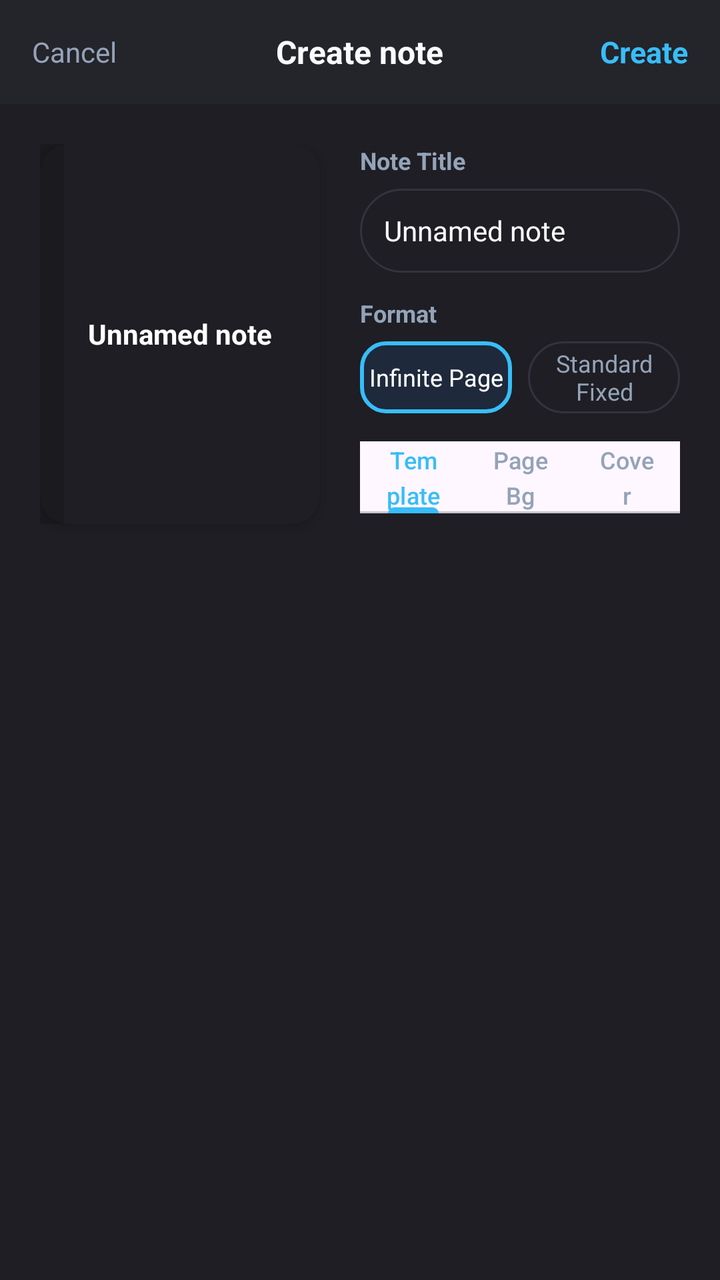
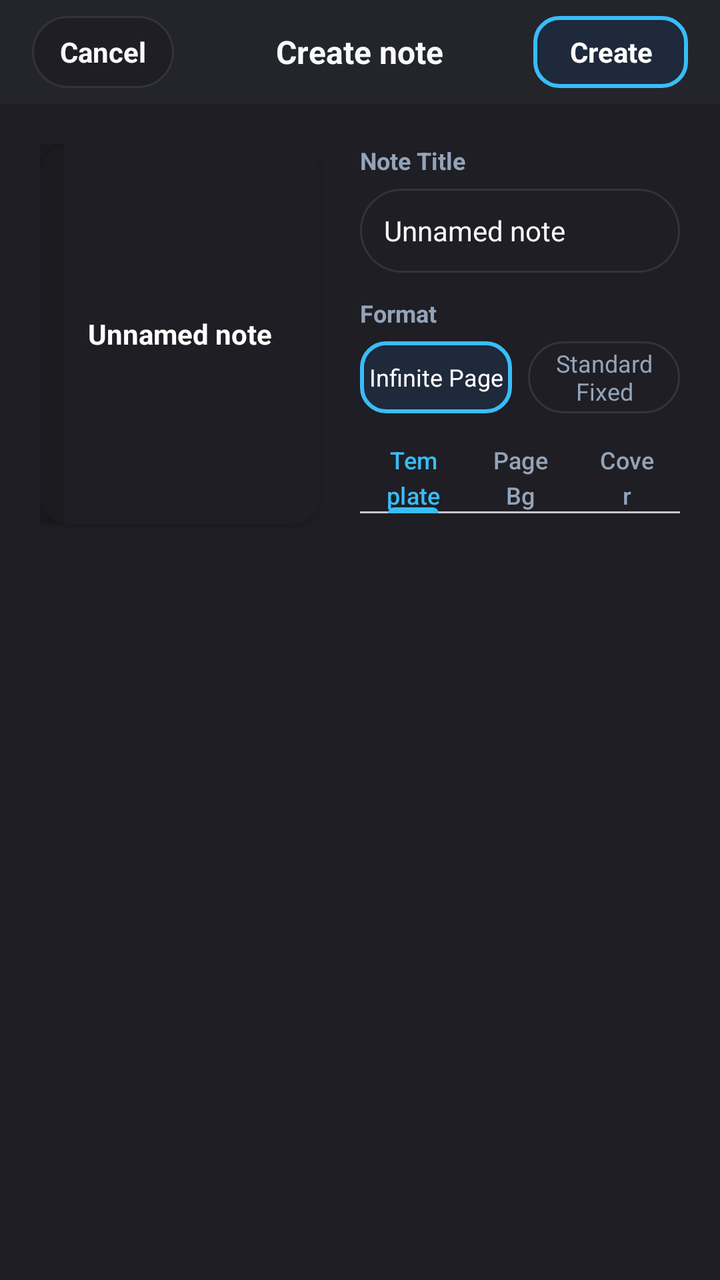

An Android layout rendered at two revisions. The XML below is the earlier revision; the diff shows what the commit changed to produce the second picture.
<!-- AndroidManifest.xml: application theme Theme.OpenNotes -->
<!-- res/layout/dialog_create_notebook.xml -->
<?xml version="1.0" encoding="utf-8"?>
<LinearLayout xmlns:android="http://schemas.android.com/apk/res/android"
    xmlns:app="http://schemas.android.com/apk/res-auto"
    android:layout_width="match_parent"
    android:layout_height="wrap_content"
    android:orientation="vertical"
    android:background="@color/surface">

    
    <RelativeLayout
        android:layout_width="match_parent"
        android:layout_height="52dp"
        android:paddingHorizontal="16dp"
        android:background="@color/surface_elevated">

        <TextView
            android:id="@+id/btnCancelCreate"
            android:layout_width="wrap_content"
            android:layout_height="match_parent"
            android:layout_alignParentStart="true"
            android:gravity="center_vertical"
            android:text="Cancel"
            android:textColor="@color/text_secondary"
            android:textSize="14sp"
            android:background="?selectableItemBackgroundBorderless" />

        <TextView
            android:layout_width="wrap_content"
            android:layout_height="wrap_content"
            android:layout_centerInParent="true"
            android:text="Create note"
            android:textColor="@color/text_primary"
            android:textSize="16sp"
            android:textStyle="bold" />

        <TextView
            android:id="@+id/btnConfirmCreate"
            android:layout_width="wrap_content"
            android:layout_height="match_parent"
            android:layout_alignParentEnd="true"
            android:gravity="center_vertical"
            android:text="Create"
            android:textColor="@color/accent"
            android:textSize="15sp"
            android:textStyle="bold"
            android:background="?selectableItemBackgroundBorderless" />
    </RelativeLayout>

    <LinearLayout
        android:layout_width="match_parent"
        android:layout_height="wrap_content"
        android:orientation="horizontal"
        android:padding="20dp">

        
        <FrameLayout
            android:id="@+id/previewCoverBox"
            android:layout_width="140dp"
            android:layout_height="190dp"
            android:background="@drawable/bg_notebook_cover"
            android:elevation="4dp">

            <View
                android:layout_width="12dp"
                android:layout_height="match_parent"
                android:background="#22000000" />

            <TextView
                android:id="@+id/textPreviewTitle"
                android:layout_width="wrap_content"
                android:layout_height="wrap_content"
                android:layout_gravity="center"
                android:padding="12dp"
                android:gravity="center"
                android:text="Unnamed note"
                android:textColor="#FFFFFF"
                android:textSize="14sp"
                android:textStyle="bold" />
        </FrameLayout>

        
        <LinearLayout
            android:layout_width="0dp"
            android:layout_height="wrap_content"
            android:layout_weight="1"
            android:layout_marginStart="20dp"
            android:orientation="vertical">

            
            <TextView
                android:layout_width="wrap_content"
                android:layout_height="wrap_content"
                android:text="Note Title"
                android:textColor="@color/text_secondary"
                android:textSize="12sp"
                android:textStyle="bold" />

            <EditText
                android:id="@+id/editNotebookTitle"
                android:layout_width="match_parent"
                android:layout_height="42dp"
                android:layout_marginTop="6dp"
                android:background="@drawable/bg_search_bar"
                android:hint="Enter note title"
                android:paddingHorizontal="12dp"
                android:text="Unnamed note"
                android:textColor="@color/text_primary"
                android:textColorHint="@color/text_hint"
                android:textSize="14sp"
                android:inputType="textCapWords" />

            
            <TextView
                android:layout_width="wrap_content"
                android:layout_height="wrap_content"
                android:text="Format"
                android:textColor="@color/text_secondary"
                android:textSize="12sp"
                android:textStyle="bold"
                android:layout_marginTop="12dp" />

            <LinearLayout
                android:layout_width="match_parent"
                android:layout_height="36dp"
                android:layout_marginTop="6dp"
                android:orientation="horizontal">

                <TextView
                    android:id="@+id/btnFormatInfinite"
                    android:layout_width="0dp"
                    android:layout_height="match_parent"
                    android:layout_weight="1"
                    android:gravity="center"
                    android:text="Infinite Page"
                    android:textColor="#FFFFFF"
                    android:textSize="12sp"
                    android:background="@drawable/bg_tool_button_active" />

                <TextView
                    android:id="@+id/btnFormatStandard"
                    android:layout_width="0dp"
                    android:layout_height="match_parent"
                    android:layout_weight="1"
                    android:layout_marginStart="8dp"
                    android:gravity="center"
                    android:text="Standard Fixed"
                    android:textColor="@color/text_secondary"
                    android:textSize="12sp"
                    android:background="@drawable/bg_floating_pill" />
            </LinearLayout>

            
            <com.google.android.material.tabs.TabLayout
                android:id="@+id/tabLayoutCreate"
                android:layout_width="match_parent"
                android:layout_height="36dp"
                android:layout_marginTop="14dp"
                app:tabIndicatorColor="@color/accent"
                app:tabSelectedTextColor="@color/accent"
                app:tabTextColor="@color/text_secondary"
                app:tabMode="fixed"
                app:tabGravity="fill">

                <com.google.android.material.tabs.TabItem
                    android:layout_width="wrap_content"
                    android:layout_height="wrap_content"
                    android:text="Template" />

                <com.google.android.material.tabs.TabItem
                    android:layout_width="wrap_content"
                    android:layout_height="wrap_content"
                    android:text="Page Bg" />

                <com.google.android.material.tabs.TabItem
                    android:layout_width="wrap_content"
                    android:layout_height="wrap_content"
                    android:text="Cover" />
            </com.google.android.material.tabs.TabLayout>

            <FrameLayout
                android:layout_width="match_parent"
                android:layout_height="wrap_content"
                android:layout_marginTop="10dp">

                
                <HorizontalScrollView
                    android:id="@+id/containerTemplateChoices"
                    android:layout_width="match_parent"
                    android:layout_height="wrap_content"
                    android:scrollbars="none">

                    <LinearLayout
                        android:id="@+id/layoutTemplateButtons"
                        android:layout_width="wrap_content"
                        android:layout_height="38dp"
                        android:orientation="horizontal"
                        android:gravity="center_vertical" />
                </HorizontalScrollView>

                
                <HorizontalScrollView
                    android:id="@+id/containerPageBgChoices"
                    android:layout_width="match_parent"
                    android:layout_height="wrap_content"
                    android:scrollbars="none"
                    android:visibility="gone">

                    <LinearLayout
                        android:id="@+id/layoutPageBgButtons"
                        android:layout_width="wrap_content"
                        android:layout_height="38dp"
                        android:orientation="horizontal"
                        android:gravity="center_vertical" />
                </HorizontalScrollView>

                
                <HorizontalScrollView
                    android:id="@+id/containerColorChoices"
                    android:layout_width="match_parent"
                    android:layout_height="wrap_content"
                    android:scrollbars="none"
                    android:visibility="gone">

                    <LinearLayout
                        android:id="@+id/layoutColorButtons"
                        android:layout_width="wrap_content"
                        android:layout_height="38dp"
                        android:orientation="horizontal"
                        android:gravity="center_vertical" />
                </HorizontalScrollView>
            </FrameLayout>

        </LinearLayout>
    </LinearLayout>

</LinearLayout>
<!-- resources referenced by this layout -->
<resources>
  <color name="accent">#38BDF8</color>
  <color name="surface">#1E1E24</color>
  <color name="text_hint">#64748B</color>
  <color name="text_primary">#F8FAFC</color>
  <color name="text_secondary">#94A3B8</color>
  <style name="Theme.OpenNotes" parent="Theme.Material3.DayNight.NoActionBar">
          
          <item name="colorPrimary">@color/primary</item>
          <item name="colorOnPrimary">#FFFFFF</item>
          <item name="colorPrimaryContainer">@color/surface_variant</item>
          <item name="colorOnPrimaryContainer">@color/text_primary</item>
  
          
          <item name="colorSecondary">@color/accent</item>
          <item name="colorOnSecondary">#FFFFFF</item>
          <item name="colorSecondaryContainer">@color/accent_light</item>
          <item name="colorOnSecondaryContainer">@color/primary_dark</item>
  
          
          <item name="android:statusBarColor">@color/surface</item>
          <item name="android:windowLightStatusBar">true</item>
          <item name="android:navigationBarColor">@color/surface</item>
          <item name="android:windowLightNavigationBar">true</item>
  
          <item name="android:windowBackground">@color/window_background</item>
      </style>
  <color name="divider">#33333E</color>
  <color name="accent_light">#1E293B</color>
  <color name="primary">#1E1E24</color>
  <color name="surface_variant">#2A2A32</color>
  <color name="primary_dark">#121214</color>
  <!-- unchanged entries left out for length: 6 -->
</resources>

<!-- the commit's change to res/layout/dialog_create_notebook.xml (unified diff, before → after) -->
@@ -16,13 +16,16 @@
         <TextView
             android:id="@+id/btnCancelCreate"
             android:layout_width="wrap_content"
-            android:layout_height="match_parent"
+            android:layout_height="36dp"
             android:layout_alignParentStart="true"
-            android:gravity="center_vertical"
+            android:layout_centerVertical="true"
+            android:gravity="center"
+            android:paddingHorizontal="14dp"
             android:text="Cancel"
-            android:textColor="@color/text_secondary"
+            android:textColor="@color/text_primary"
             android:textSize="14sp"
-            android:background="?selectableItemBackgroundBorderless" />
+            android:textStyle="bold"
+            android:background="@drawable/bg_floating_pill" />
 
         <TextView
             android:layout_width="wrap_content"
@@ -36,14 +39,16 @@
         <TextView
             android:id="@+id/btnConfirmCreate"
             android:layout_width="wrap_content"
-            android:layout_height="match_parent"
+            android:layout_height="36dp"
             android:layout_alignParentEnd="true"
-            android:gravity="center_vertical"
+            android:layout_centerVertical="true"
+            android:gravity="center"
+            android:paddingHorizontal="18dp"
             android:text="Create"
-            android:textColor="@color/accent"
-            android:textSize="15sp"
+            android:textColor="#FFFFFF"
+            android:textSize="14sp"
             android:textStyle="bold"
-            android:background="?selectableItemBackgroundBorderless" />
+            android:background="@drawable/bg_tool_button_active" />
     </RelativeLayout>
 
     <LinearLayout
<!-- resource entries referenced after the edit -->
@@ -7,30 +7,72 @@
   <color name="text_secondary">#94A3B8</color>
   <style name="Theme.OpenNotes" parent="Theme.Material3.DayNight.NoActionBar">
           
-          <item name="colorPrimary">@color/primary</item>
+          <item name="colorPrimary">@color/accent</item>
           <item name="colorOnPrimary">#FFFFFF</item>
-          <item name="colorPrimaryContainer">@color/surface_variant</item>
-          <item name="colorOnPrimaryContainer">@color/text_primary</item>
+          <item name="colorPrimaryContainer">@color/accent_light</item>
+          <item name="colorOnPrimaryContainer">@color/accent</item>
   
           
-          <item name="colorSecondary">@color/accent</item>
+          <item name="colorSecondary">@color/accent_blue</item>
           <item name="colorOnSecondary">#FFFFFF</item>
-          <item name="colorSecondaryContainer">@color/accent_light</item>
-          <item name="colorOnSecondaryContainer">@color/primary_dark</item>
+          <item name="colorSecondaryContainer">@color/surface_variant</item>
+          <item name="colorOnSecondaryContainer">@color/text_primary</item>
+  
+          
+          <item name="android:windowBackground">@color/window_background</item>
+          <item name="colorSurface">@color/surface</item>
+          <item name="colorOnSurface">@color/text_primary</item>
+          <item name="colorSurfaceVariant">@color/surface_variant</item>
+          <item name="colorOnSurfaceVariant">@color/text_secondary</item>
+          <item name="colorOutline">@color/divider</item>
+  
+          
+          <item name="materialAlertDialogTheme">@style/ThemeOverlay.OpenNotes.MaterialAlertDialog</item>
+          <item name="alertDialogTheme">@style/ThemeOverlay.OpenNotes.MaterialAlertDialog</item>
   
           
           <item name="android:statusBarColor">@color/surface</item>
-          <item name="android:windowLightStatusBar">true</item>
+          <item name="android:windowLightStatusBar">false</item>
           <item name="android:navigationBarColor">@color/surface</item>
-          <item name="android:windowLightNavigationBar">true</item>
-  
-          <item name="android:windowBackground">@color/window_background</item>
+          <item name="android:windowLightNavigationBar">false</item>
       </style>
   <color name="divider">#33333E</color>
   <color name="accent_light">#1E293B</color>
-  <color name="primary">#1E1E24</color>
+  <color name="accent_blue">#3B82F6</color>
   <color name="surface_variant">#2A2A32</color>
-  <color name="primary_dark">#121214</color>
+  <style name="ThemeOverlay.OpenNotes.MaterialAlertDialog" parent="ThemeOverlay.Material3.MaterialAlertDialog">
+          <item name="colorSurface">@color/surface_card</item>
+          <item name="colorOnSurface">@color/text_primary</item>
+          <item name="colorOnSurfaceVariant">@color/text_secondary</item>
+          <item name="colorPrimary">@color/accent</item>
+          <item name="colorOnPrimary">#FFFFFF</item>
+  
+          
+          <item name="buttonBarPositiveButtonStyle">@style/Widget.OpenNotes.DialogButton.Positive</item>
+          <item name="buttonBarNegativeButtonStyle">@style/Widget.OpenNotes.DialogButton.Negative</item>
+          <item name="buttonBarNeutralButtonStyle">@style/Widget.OpenNotes.DialogButton.Neutral</item>
+          <item name="android:buttonBarPositiveButtonStyle">@style/Widget.OpenNotes.DialogButton.Positive</item>
+          <item name="android:buttonBarNegativeButtonStyle">@style/Widget.OpenNotes.DialogButton.Negative</item>
+          <item name="android:buttonBarNeutralButtonStyle">@style/Widget.OpenNotes.DialogButton.Neutral</item>
+      </style>
+  <color name="surface_card">#24242B</color>
+  <style name="Widget.OpenNotes.DialogButton.Positive" parent="Widget.Material3.Button.TextButton.Dialog">
+          <item name="android:textColor">@color/accent</item>
+          <item name="android:textStyle">bold</item>
+          <item name="android:textSize">14sp</item>
+          <item name="android:textAllCaps">false</item>
+      </style>
+  <style name="Widget.OpenNotes.DialogButton.Negative" parent="Widget.Material3.Button.TextButton.Dialog">
+          <item name="android:textColor">@color/text_primary</item>
+          <item name="android:textStyle">bold</item>
+          <item name="android:textSize">14sp</item>
+          <item name="android:textAllCaps">false</item>
+      </style>
+  <style name="Widget.OpenNotes.DialogButton.Neutral" parent="Widget.Material3.Button.TextButton.Dialog">
+          <item name="android:textColor">@color/text_secondary</item>
+          <item name="android:textSize">14sp</item>
+          <item name="android:textAllCaps">false</item>
+      </style>
   <!-- unchanged entries left out for length: 6 -->
 </resources>
 
